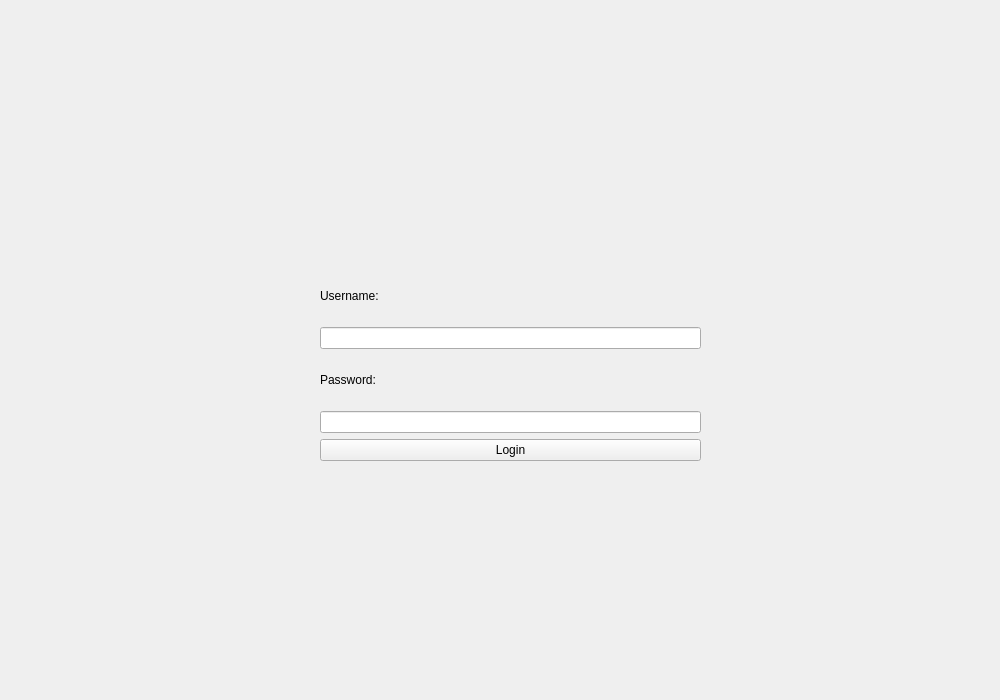
Qt form frontend/ui/login.ui (Pauldechassey/Minatt-ck) before a commit.
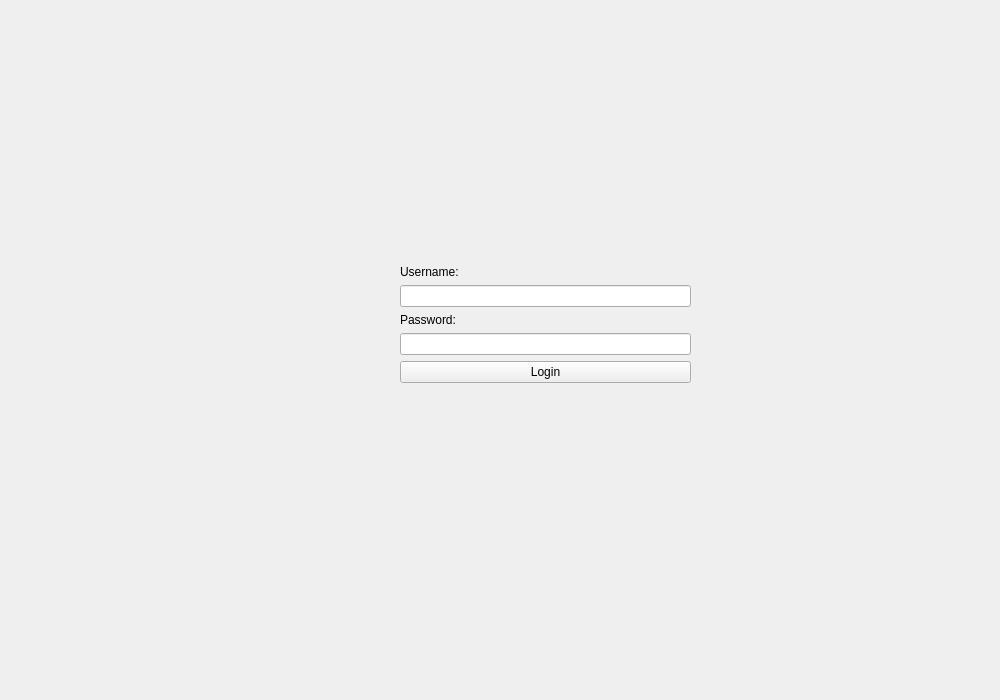
The same form after that commit.

Commit message: Feat: transition de login fonctionnel -> ajouter la partie backend

```diff
--- a/frontend/ui/login.ui
+++ b/frontend/ui/login.ui
@@ -16,12 +16,66 @@
   <widget class="QWidget" name="layoutWidget">
    <property name="geometry">
     <rect>
-     <x>320</x>
-     <y>270</y>
-     <width>381</width>
-     <height>191</height>
+     <x>110</x>
+     <y>33</y>
+     <width>871</width>
+     <height>581</height>
     </rect>
    </property>
+   <layout class="QGridLayout" name="gridLayoutLogin">
+    <item row="0" column="1">
+     <spacer name="verticalSpacerTopLogin">
+      <property name="orientation">
+       <enum>Qt::Orientation::Vertical</enum>
+      </property>
+      <property name="sizeHint" stdset="0">
+       <size>
+        <width>20</width>
+        <height>40</height>
+       </size>
+      </property>
+     </spacer>
+    </item>
+    <item row="1" column="0">
+     <spacer name="horizontalSpacerLeftLogin">
+      <property name="orientation">
+       <enum>Qt::Orientation::Horizontal</enum>
+      </property>
+      <property name="sizeHint" stdset="0">
+       <size>
+        <width>40</width>
+        <height>20</height>
+       </size>
+      </property>
+     </spacer>
+    </item>
+    <item row="1" column="2">
+     <spacer name="horizontalSpacerRightLogin">
+      <property name="orientation">
+       <enum>Qt::Orientation::Horizontal</enum>
+      </property>
+      <property name="sizeHint" stdset="0">
+       <size>
+        <width>40</width>
+        <height>20</height>
+       </size>
+      </property>
+     </spacer>
+    </item>
+    <item row="2" column="1">
+     <spacer name="verticalSpacerBottomLogin">
+      <property name="orientation">
+       <enum>Qt::Orientation::Vertical</enum>
+      </property>
+      <property name="sizeHint" stdset="0">
+       <size>
+        <width>20</width>
+        <height>40</height>
+       </size>
+      </property>
+     </spacer>
+    </item>
+    <item row="1" column="1">
    <layout class="QVBoxLayout" name="verticalLayoutLogin">
     <item>
      <widget class="QLabel" name="labelUsernameLogin">
@@ -41,7 +95,11 @@
      </widget>
     </item>
     <item>
-     <widget class="QLineEdit" name="lineEditPasswordLogin"/>
+       <widget class="QLineEdit" name="lineEditPasswordLogin">
+        <property name="echoMode">
+         <enum>QLineEdit::EchoMode::Password</enum>
+        </property>
+       </widget>
     </item>
     <item>
      <widget class="QPushButton" name="buttonLogin">
@@ -49,6 +107,8 @@
        <string>Login</string>
       </property>
      </widget>
+      </item>
+     </layout>
     </item>
    </layout>
   </widget>
```
Left out of the diff: 4 changed lines with no effect on the pictures. Lines whose indentation alone changed are shown as unchanged. The commit also changes 6 other files.
